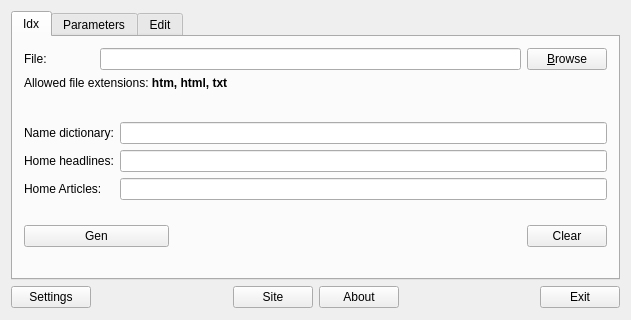
Old version of the form src/mainwindget/mainwidget.ui in the repository WarmongeR1/QDict4BQ6.
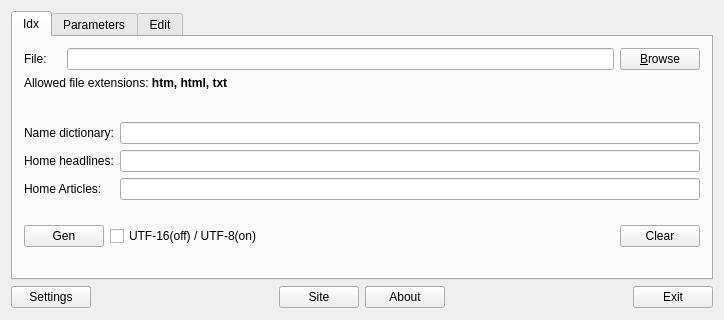
New version of the form.

Patch:
```diff
--- a/src/mainwindget/mainwidget.ui
+++ b/src/mainwindget/mainwidget.ui
@@ -31,10 +31,10 @@
          </property>
         </widget>
        </item>
-       <item row="0" column="1" colspan="2">
+       <item row="0" column="1" colspan="3">
         <widget class="QLineEdit" name="LEFile"/>
        </item>
-       <item row="0" column="3">
+       <item row="0" column="4">
         <widget class="QPushButton" name="pBBrowseFile">
          <property name="text">
           <string>&amp;Browse</string>
@@ -44,7 +44,7 @@
          </property>
         </widget>
        </item>
-       <item row="1" column="0" colspan="3">
+       <item row="1" column="0" colspan="4">
         <widget class="QLabel" name="label_2">
          <property name="text">
           <string>&lt;!DOCTYPE HTML PUBLIC &quot;-//W3C//DTD HTML 4.0//EN&quot; &quot;http://www.w3.org/TR/REC-html40/strict.dtd&quot;&gt;
@@ -55,7 +55,7 @@
          </property>
         </widget>
        </item>
-       <item row="3" column="0" colspan="4">
+       <item row="3" column="0" colspan="5">
         <layout class="QFormLayout" name="formLayout">
          <item row="0" column="0">
           <widget class="QLabel" name="label_7">
@@ -99,7 +99,7 @@
          </property>
         </widget>
        </item>
-       <item row="4" column="2">
+       <item row="4" column="3">
         <spacer name="verticalSpacer">
          <property name="orientation">
           <enum>Qt::Vertical</enum>
@@ -112,7 +112,7 @@
          </property>
         </spacer>
        </item>
-       <item row="4" column="3">
+       <item row="4" column="4">
         <widget class="QPushButton" name="pBClear">
          <property name="text">
           <string>Clear</string>
@@ -135,6 +135,13 @@
          </property>
         </spacer>
        </item>
+       <item row="4" column="2">
+        <widget class="QCheckBox" name="checkEncoding">
+         <property name="text">
+          <string>UTF-16(off) / UTF-8(on)</string>
+         </property>
+        </widget>
+       </item>
       </layout>
      </widget>
      <widget class="QWidget" name="tab_3">
```
